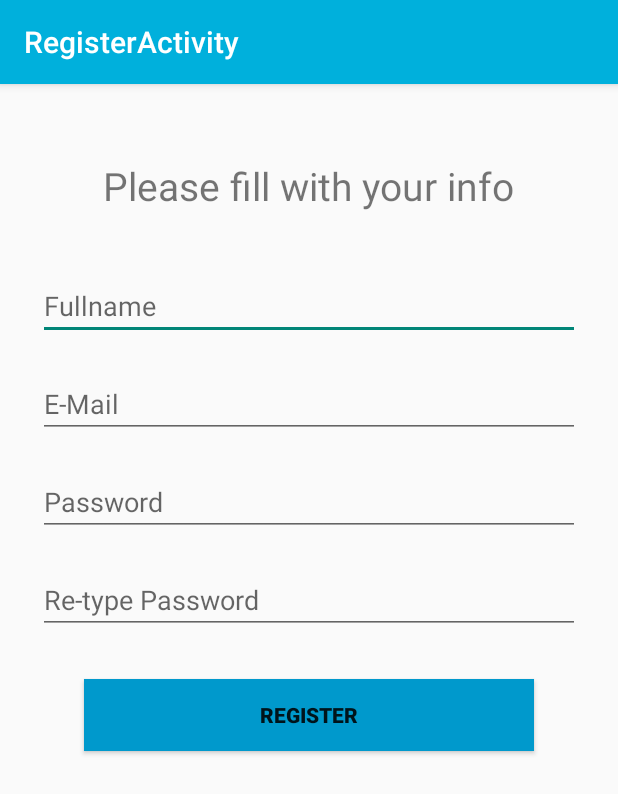
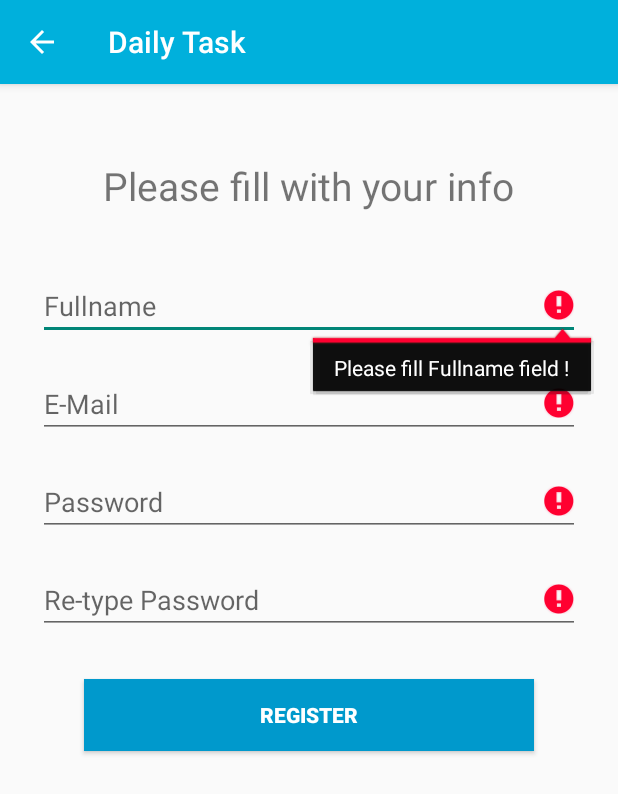
Before and after one commit to stef-ang/DailyTask, an Android app: the Register screen opened directly, with no data from a screen before it, after a tap on "REGISTER", on a phone screen of 412 x 824 dp. Shown: the top 794 px of the screen. Run offline under Robolectric (Android 15) with nearby library versions, the phone set to English and light mode, and no system bars.

Commit message:
Update login and register error handling

```diff
--- a/app/src/main/AndroidManifest.xml
+++ b/app/src/main/AndroidManifest.xml
@@ -17,7 +17,7 @@
         </activity>
         <activity
             android:name=".Register"
-            android:label="@string/title_activity_register" >
+            android:label="@string/app_name" >
         </activity>
         <activity
             android:name=".MainActivity"
--- a/app/src/main/java/com/stef_developer/dailytask/Register.java
+++ b/app/src/main/java/com/stef_developer/dailytask/Register.java
@@ -1,14 +1,13 @@
 package com.stef_developer.dailytask;
 
-import android.app.Activity;
 import android.content.Intent;
-import android.support.v7.app.ActionBarActivity;
+import android.support.v7.app.ActionBar;
 import android.os.Bundle;
 import android.support.v7.app.AppCompatActivity;
-import android.view.Menu;
 import android.view.MenuItem;
 import android.view.View;
 import android.widget.EditText;
+import android.widget.TextView;
 import android.widget.Toast;
 
 import com.stef_developer.dailytask.database.UserDAO;
@@ -26,6 +25,7 @@ public class Register extends AppCompatActivity {
 
     private User newUser;
     private UserDAO userDAO;
+    private Boolean fieldEmpty;
 
     @Override
     protected void onCreate(Bundle savedInstanceState) {
@@ -37,7 +37,9 @@ public class Register extends AppCompatActivity {
         } catch (SQLException e) {
             e.printStackTrace();
         }
-
+        ActionBar actionBar = getSupportActionBar();
+        actionBar.setDisplayHomeAsUpEnabled(true);
+        actionBar.setHomeButtonEnabled(true);
         etFullname = (EditText) findViewById(R.id.edittext_fullname);
         etEmail = (EditText) findViewById(R.id.edittext_email);
         etPassword = (EditText) findViewById(R.id.edittext_password);
@@ -45,16 +47,14 @@ public class Register extends AppCompatActivity {
     }
 
     public void registerClick(View view){
-        if(etPassword.getText().toString().isEmpty() ||
-                etPassword2.getText().toString().isEmpty() ||
-                etFullname.getText().toString().isEmpty() ||
-                etEmail.getText().toString().isEmpty()){
-            Toast.makeText(getApplicationContext(),
-                    "Please do not columns empty!",
-                    Toast.LENGTH_LONG).show();
-            return;
-        }
+        this.fieldEmpty = false;
 
+        checkEmpty(etFullname, "Please fill Fullname field !");
+        checkEmpty(etEmail, "Please fill Email field !");
+        checkEmpty(etPassword, "Please fill Password field !");
+        checkEmpty(etPassword2, "Please fill Re-type Password field !");
+
+        if(!this.fieldEmpty) {
             if(!(etPassword.getText().toString().equals(etPassword2.getText().toString()))){
                 Toast.makeText(getApplicationContext(),
                         "Password and Retype Password does not same\n" +
@@ -62,7 +62,6 @@ public class Register extends AppCompatActivity {
                         Toast.LENGTH_LONG).show();
                 return;
             }
-
             if(!userDAO.cekUniqueEmail(etEmail.getText().toString())) {
                 Toast.makeText(getApplicationContext(),
                         "Email have been used by another user\n" +
@@ -70,7 +69,6 @@ public class Register extends AppCompatActivity {
                         Toast.LENGTH_LONG).show();
                 return;
             }
-
             newUser = new User();
             try {
                 newUser.setFullname(etFullname.getText().toString());
@@ -83,8 +81,6 @@ public class Register extends AppCompatActivity {
                         Toast.LENGTH_LONG).show();
                 return;
             }
-
-
             try {
                 long result = userDAO.insert(newUser);
                 if(result != -1) {
@@ -99,6 +95,17 @@ public class Register extends AppCompatActivity {
                 e.printStackTrace();
             }
         }
+    }
+
+    private void checkEmpty(TextView textView, String errorMessage) {
+        int length = textView.getText().toString().length();
+        if(length == 0) {
+            textView.setError(errorMessage);
+            textView.setFocusable(true);
+            textView.setFocusableInTouchMode(true);
+            this.fieldEmpty = true;
+        }
+    }
 
 //    @Override
 //    public boolean onCreateOptionsMenu(Menu menu) {
@@ -107,18 +114,17 @@ public class Register extends AppCompatActivity {
 //        return true;
 //    }
 //
-//    @Override
-//    public boolean onOptionsItemSelected(MenuItem item) {
-//        // Handle action bar item clicks here. The action bar will
-//        // automatically handle clicks on the Home/Up button, so long
-//        // as you specify a parent activity in AndroidManifest.xml.
+    @Override
+    public boolean onOptionsItemSelected(MenuItem item) {
 //        int id = item.getItemId();
 //
 //        //noinspection SimplifiableIfStatement
 //        if (id == R.id.action_settings) {
 //            return true;
 //        }
-//
+        onBackPressed();
+        return true;
+
 //        return super.onOptionsItemSelected(item);
-//    }
     }
+}
--- a/app/src/main/res/layout/activity_register.xml
+++ b/app/src/main/res/layout/activity_register.xml
@@ -63,6 +63,7 @@
         android:text="@string/button_register"
         android:textStyle="bold"
         android:background="@android:color/holo_blue_dark"
-        android:onClick="registerClick"/>
+        android:onClick="registerClick"
+        android:textColor="@android:color/white"/>
 
 </RelativeLayout>
```
Also changed, not shown: app/src/main/java/com/stef_developer/dailytask/Login.java (+20 -7 lines). Lines whose indentation alone changed are shown as unchanged.
